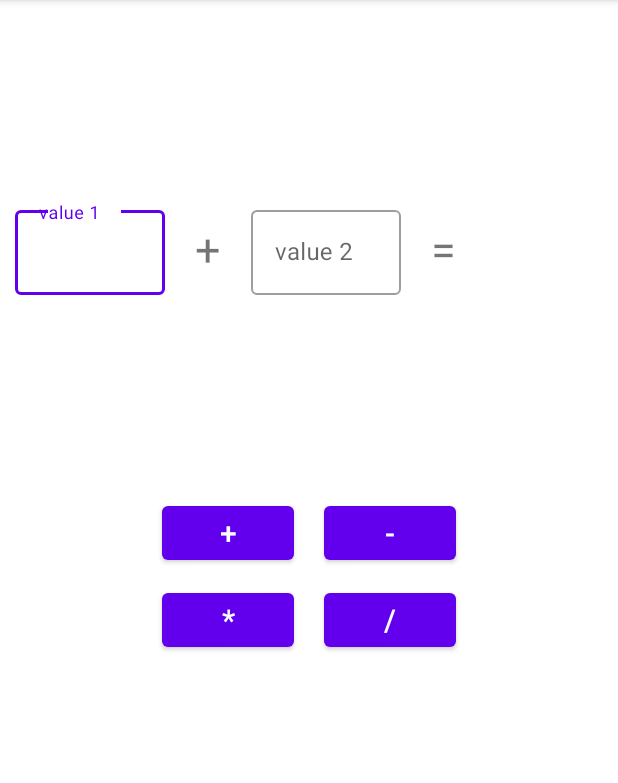
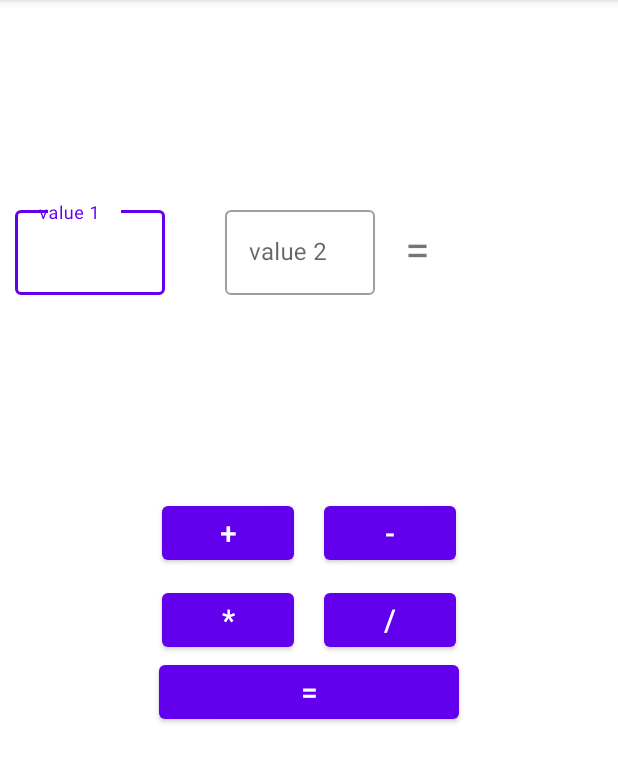
Before and after one commit to JoeSamyn-LearnAndroidJava/Quick_Calculator, an Android app: the screen it shows after launch (MainActivity), on a phone screen of 412 x 824 dp, the part 98-881 px from its top. Run offline under Robolectric (Android 15) with nearby library versions, the phone set to English and light mode, and no system bars; our stand-ins replace data binding.

Commit message:
added most properties and methods to view model. Started data binding to main view

```diff
--- a/app/src/main/java/com/example/quickcalculator/views/MainActivity.java
+++ b/app/src/main/java/com/example/quickcalculator/views/MainActivity.java
@@ -1,16 +1,33 @@
 package com.example.quickcalculator.views;
 
 import androidx.appcompat.app.AppCompatActivity;
+import androidx.databinding.DataBindingUtil;
+import androidx.lifecycle.Observer;
+import androidx.lifecycle.ViewModelProvider;
 
 import android.os.Bundle;
 
 import com.example.quickcalculator.R;
+import com.example.quickcalculator.databinding.ActivityMainBinding;
+import com.example.quickcalculator.viewmodels.MainViewModel;
 
 public class MainActivity extends AppCompatActivity {
+
+    /* Constants */
+    final String LOG_TAG = MainActivity.class.getSimpleName();
+
+    /* Variables */
+    MainViewModel vm;
 
     @Override
     protected void onCreate(Bundle savedInstanceState) {
         super.onCreate(savedInstanceState);
         setContentView(R.layout.activity_main);
+        ActivityMainBinding binding = DataBindingUtil.setContentView(this, R.layout.activity_main);
+        vm = new ViewModelProvider(this).get(MainViewModel.class);
+
+        binding.setMainViewModel(vm);
+
+        // Set Observables
     }
 }
--- a/app/src/main/res/layout/activity_main.xml
+++ b/app/src/main/res/layout/activity_main.xml
@@ -1,4 +1,10 @@
 <?xml version="1.0" encoding="utf-8"?>
+<layout>
+    <data>
+        <variable
+            name="mainViewModel"
+            type="com.example.quickcalculator.viewmodels.MainViewModel" />
+    </data>
     <androidx.constraintlayout.widget.ConstraintLayout xmlns:android="http://schemas.android.com/apk/res/android"
         xmlns:app="http://schemas.android.com/apk/res-auto"
         xmlns:tools="http://schemas.android.com/tools"
@@ -38,6 +44,7 @@
                     android:layout_width="100dp"
                     android:layout_height="wrap_content"
                     android:layout_marginStart="10dp"
+                    android:text="@={mainViewModel.valueOne}"
                     android:hint="@string/value_1_hint"/>
             </com.google.android.material.textfield.TextInputLayout>
             <TextView
@@ -45,8 +52,9 @@
                 android:layout_height="wrap_content"
                 android:layout_gravity="center"
                 android:layout_marginHorizontal="20dp"
-            android:text="+"
-            android:textSize="30sp"/>
+                android:text="@{mainViewModel.getOperand()}"
+                android:textSize="30sp"
+                tools:text="+"/>
             <com.google.android.material.textfield.TextInputLayout
                 android:layout_height="wrap_content"
                 android:layout_width="wrap_content"
@@ -56,6 +64,7 @@
                 <com.google.android.material.textfield.TextInputEditText
                     android:layout_width="100dp"
                     android:layout_height="wrap_content"
+                    android:text="@={mainViewModel.valueTwo}"
                     android:hint="@string/value_2_hint"/>
             </com.google.android.material.textfield.TextInputLayout>
             <TextView
@@ -63,13 +72,14 @@
                 android:layout_height="wrap_content"
                 android:layout_gravity="center"
                 android:layout_marginHorizontal="20dp"
-            android:text="="
+                android:text="@string/equals_sign"
                 android:textSize="30sp"/>
             <TextView
                 android:layout_width="wrap_content"
                 android:layout_height="wrap_content"
                 android:layout_gravity="center"
                 android:textSize="30sp"
+                android:text="@{mainViewModel.getResult()}"
                 tools:text="100"/>
         </androidx.appcompat.widget.LinearLayoutCompat>
         <androidx.appcompat.widget.LinearLayoutCompat
@@ -95,7 +105,8 @@
                     android:layout_height="wrap_content"
                     android:layout_margin="10dp"
                     android:text="@string/add_button_text"
-                android:textSize="20sp"/>
+                    android:textSize="20sp"
+                    android:onClick="@{() -> mainViewModel.onPlusClicked()}"/>
                 <com.google.android.material.button.MaterialButton
                     android:id="@+id/subtract_button"
                     android:layout_width="wrap_content"
@@ -126,4 +137,15 @@
                     android:textSize="20sp"/>
             </androidx.appcompat.widget.LinearLayoutCompat>
         </androidx.appcompat.widget.LinearLayoutCompat>
+        <com.google.android.material.button.MaterialButton
+            android:id="@+id/enter_button"
+            android:layout_width="200dp"
+            android:layout_height="wrap_content"
+            android:layout_marginHorizontal="10dp"
+            android:text="@string/equals_button_text"
+            android:textSize="20sp"
+            app:layout_constraintTop_toBottomOf="@id/button_layout_group"
+            app:layout_constraintStart_toStartOf="parent"
+            app:layout_constraintEnd_toEndOf="parent"/>
     </androidx.constraintlayout.widget.ConstraintLayout>
+</layout>
--- a/app/src/main/res/values/strings.xml
+++ b/app/src/main/res/values/strings.xml
@@ -7,4 +7,6 @@
     <string name="subtract_button_text">-</string>
     <string name="multiply_button_text">*</string>
     <string name="divide_button_text">/</string>
+    <string name="equals_button_text">=</string>
+    <string name="equals_sign">=</string>
 </resources>
```
Also changed, not shown: app/src/main/java/com/example/quickcalculator/viewmodels/MainViewModel.java (+99 -0 lines). Lines whose indentation alone changed are shown as unchanged.
